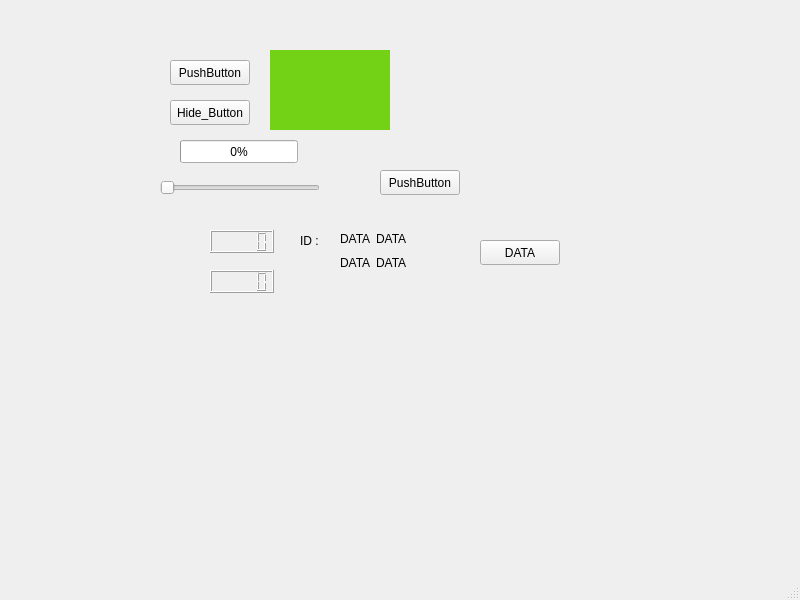
This is mainwindow.ui in MohammadRezaee1932/Debug-test as Qt 5 draws it before an edit. The edited form follows.
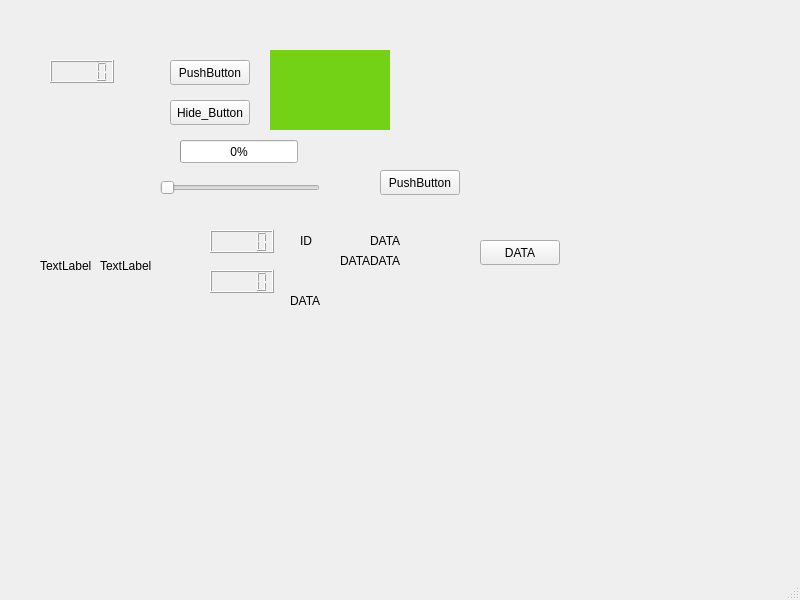
This is the edited form.

What changed in the file:
```diff
--- a/mainwindow.ui
+++ b/mainwindow.ui
@@ -118,6 +118,22 @@
      </rect>
     </property>
    </widget>
+   <widget class="QLabel" name="data_1">
+    <property name="geometry">
+     <rect>
+      <x>370</x>
+      <y>230</y>
+      <width>31</width>
+      <height>21</height>
+     </rect>
+    </property>
+    <property name="styleSheet">
+     <string notr="true">background-color:&quot;white&quot;</string>
+    </property>
+    <property name="text">
+     <string>DATA</string>
+    </property>
+   </widget>
    <widget class="QPushButton" name="data">
     <property name="geometry">
      <rect>
@@ -144,60 +160,92 @@
      <string notr="true">background-color:&quot;white&quot;</string>
     </property>
     <property name="text">
-     <string>ID :</string>
+     <string>ID</string>
     </property>
    </widget>
-   <widget class="QWidget" name="">
+   <widget class="QLabel" name="LOG_1">
+    <property name="geometry">
+     <rect>
+      <x>290</x>
+      <y>290</y>
+      <width>431</width>
+      <height>21</height>
+     </rect>
+    </property>
+    <property name="styleSheet">
+     <string notr="true">background-color:&quot;white&quot;</string>
+    </property>
+    <property name="text">
+     <string>DATA</string>
+    </property>
+   </widget>
+   <widget class="QLabel" name="data_3">
+    <property name="geometry">
+     <rect>
+      <x>370</x>
+      <y>250</y>
+      <width>31</width>
+      <height>21</height>
+     </rect>
+    </property>
+    <property name="styleSheet">
+     <string notr="true">background-color:&quot;white&quot;</string>
+    </property>
+    <property name="text">
+     <string>DATA</string>
+    </property>
+   </widget>
+   <widget class="QLabel" name="data_4">
     <property name="geometry">
      <rect>
       <x>340</x>
-      <y>230</y>
-      <width>66</width>
-      <height>42</height>
+      <y>250</y>
+      <width>31</width>
+      <height>21</height>
      </rect>
     </property>
-    <layout class="QGridLayout" name="gridLayout">
-     <item row="0" column="0">
-      <widget class="QLabel" name="data_2">
-       <property name="styleSheet">
-        <string notr="true">background-color:&quot;white&quot;</string>
-       </property>
-       <property name="text">
-        <string>DATA</string>
-       </property>
-      </widget>
-     </item>
-     <item row="0" column="1">
-      <widget class="QLabel" name="data_1">
-       <property name="styleSheet">
-        <string notr="true">background-color:&quot;white&quot;</string>
-       </property>
-       <property name="text">
-        <string>DATA</string>
-       </property>
-      </widget>
-     </item>
-     <item row="1" column="0">
-      <widget class="QLabel" name="data_4">
-       <property name="styleSheet">
-        <string notr="true">background-color:&quot;white&quot;</string>
-       </property>
-       <property name="text">
-        <string>DATA</string>
-       </property>
-      </widget>
-     </item>
-     <item row="1" column="1">
-      <widget class="QLabel" name="data_3">
-       <property name="styleSheet">
-        <string notr="true">background-color:&quot;white&quot;</string>
-       </property>
-       <property name="text">
-        <string>DATA</string>
-       </property>
-      </widget>
-     </item>
-    </layout>
+    <property name="styleSheet">
+     <string notr="true">background-color:&quot;white&quot;</string>
+    </property>
+    <property name="text">
+     <string>DATA</string>
+    </property>
+   </widget>
+   <widget class="QLCDNumber" name="clock">
+    <property name="geometry">
+     <rect>
+      <x>50</x>
+      <y>60</y>
+      <width>64</width>
+      <height>23</height>
+     </rect>
+    </property>
+   </widget>
+   <widget class="QLabel" name="Min">
+    <property name="geometry">
+     <rect>
+      <x>40</x>
+      <y>250</y>
+      <width>54</width>
+      <height>31</height>
+     </rect>
+    </property>
+    <property name="text">
+     <string>TextLabel</string>
+    </property>
+   </widget>
+   <widget class="QLabel" name="Sec">
+    <property name="geometry">
+     <rect>
+      <x>100</x>
+      <y>250</y>
+      <width>54</width>
+      <height>31</height>
+     </rect>
+    </property>
+    <property name="text">
+     <string>TextLabel</string>
+    </property>
    </widget>
   </widget>
   <widget class="QMenuBar" name="menubar">
```
